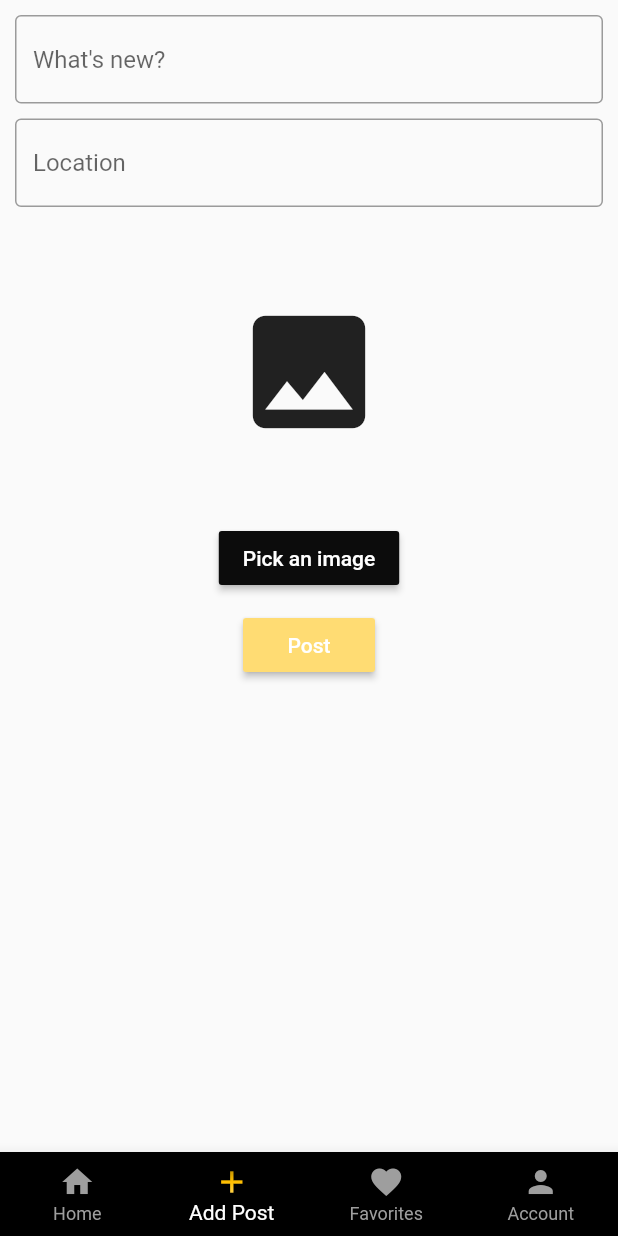
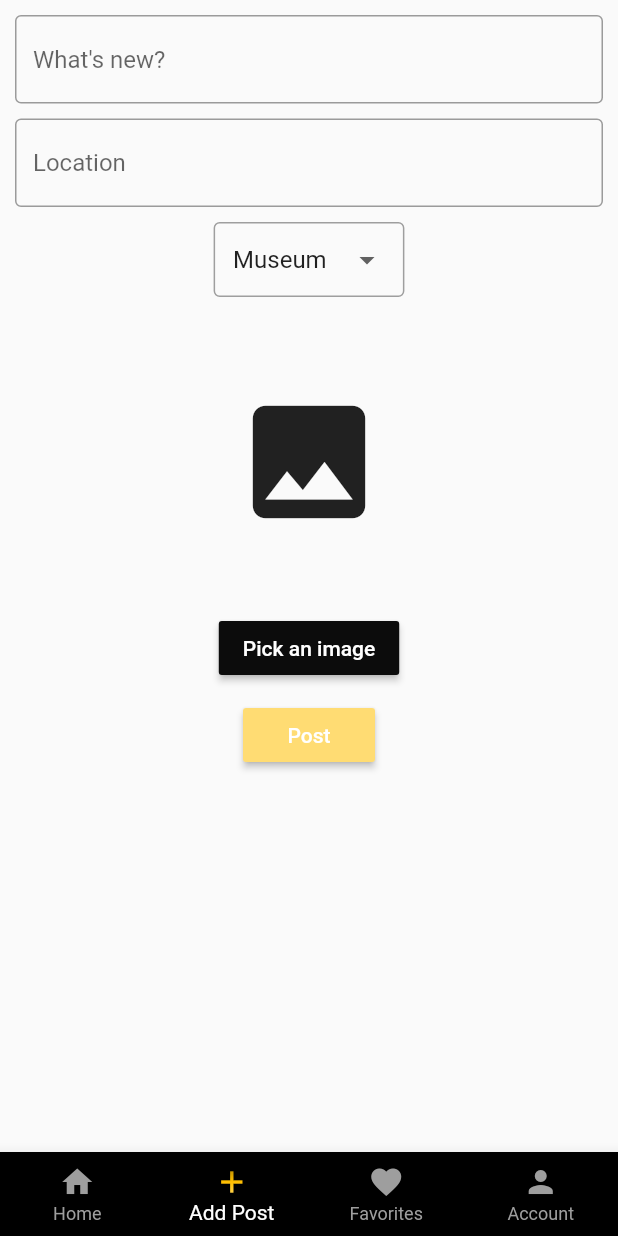
Before and after one commit to skittlesaur/cleotour, a Flutter app: the screen it shows after launch, item 2 of the bottom bar chosen, on a phone screen of 412 x 824 dp. Run offline on Flutter 3.47's test engine with Material 2 defaults, Android fonts, the phone set to English and light mode, and no system bars; our stand-ins replace cloud_firestore, firebase_auth, firebase_core, firebase_storage, fluttertoast, image_picker; accounts and stored records are empty.

Commit message:
category

```diff
--- a/lib/screens/add-post.dart
+++ b/lib/screens/add-post.dart
@@ -19,6 +19,8 @@ class _AddPostScreenState extends State<AddPostScreen> {
 
   final _postBodyController = TextEditingController();
   final _locationController = TextEditingController();
+
+  var categoryValue = "Museum";
 
   void setImage(String imagePath2) {
     setState(() {
@@ -43,6 +45,7 @@ class _AddPostScreenState extends State<AddPostScreen> {
         'location': _locationController.text,
         'imageUrl': imageUrl,
         'likes': 0,
+        'category': categoryValue
       });
     }
   }
@@ -74,6 +77,38 @@ class _AddPostScreenState extends State<AddPostScreen> {
                       decoration: InputDecoration(
                           hintText: 'Location', border: OutlineInputBorder()),
                       controller: _locationController,
+                    ),
+                    SizedBox(
+                      height: 10,
+                    ),
+                    Container(
+                      decoration: BoxDecoration(
+                        border: Border.all(
+                          color: Colors.grey,
+                          width: 1.0,
+                        ),
+                        borderRadius: BorderRadius.circular(4.0),
+                      ),
+                      padding: EdgeInsets.symmetric(horizontal: 12.0),
+                      child: DropdownButton<String>(
+                        value: categoryValue,
+                        onChanged: (String? newValue) {
+                          setState(() {
+                            categoryValue = newValue!;
+                          });
+                        },
+                        icon: Icon(Icons.arrow_drop_down),
+                        iconSize: 24.0,
+                        elevation: 16,
+                        underline: SizedBox(),
+                        items: ['Beach', 'Club', 'Museum', 'Restaurant']
+                            .map((String item) {
+                          return DropdownMenuItem<String>(
+                            child: Text(item),
+                            value: item,
+                          );
+                        }).toList(),
+                      ),
                     ),
                     SizedBox(
                       height: 10,
```
Also changed, not shown: lib/model/post.dart (+9 -8 lines), lib/widgets/common/post.dart (+11 -0 lines).
